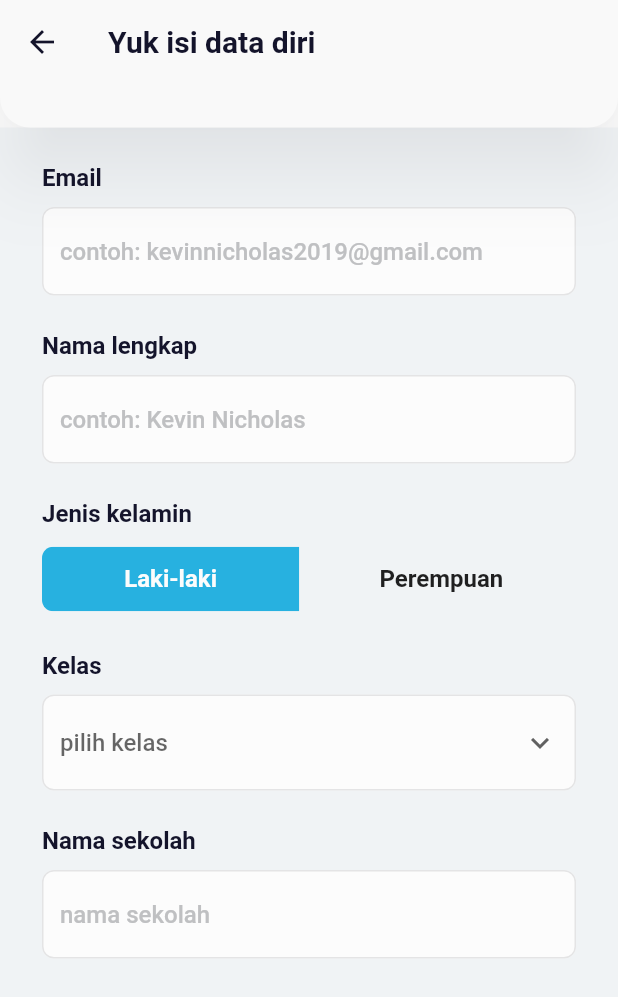
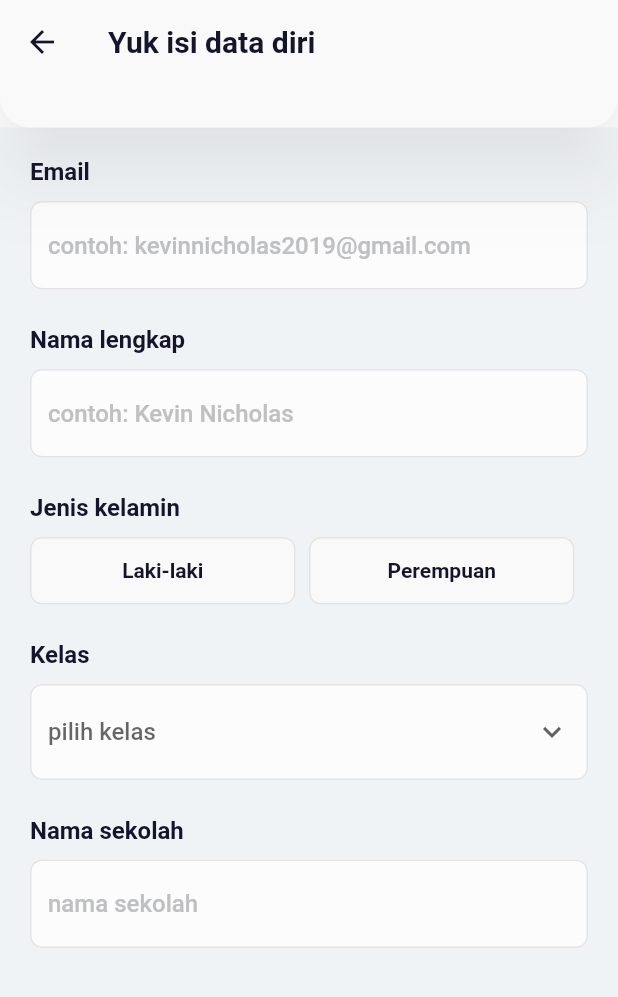
Before and after one commit to kevinnicholas2019/flutter-final-project-edspert, a Flutter app: the screen it shows after launch, on a phone screen of 412 x 824 dp. Shown: the top 997 px of the screen. Run offline on Flutter 3.47's test engine with Material 2 defaults, Android fonts, the phone set to English and light mode, and no system bars; our stand-ins replace flutter_bloc; Roboto replaces fonts that are missing (Poppins).

Commit message:
add toggle widget and bloc

```diff
--- /dev/null
+++ b/lib/application/utils/toggle/toggle_bloc.dart
@@ -0,0 +1,14 @@
+import 'package:flutter/material.dart';
+import 'package:flutter_bloc/flutter_bloc.dart';
+
+part 'toggle_event.dart';
+part 'toggle_state.dart';
+
+class ToggleBloc extends Bloc<ToggleEvent, ToggleState> {
+  ToggleBloc(Map<String, bool> values) : super(ToggleInitial(values)) {
+    on<ToggleEventOnPressed>((event, emit) {
+      emit(ToggleChange(state.values, event.keyPressed));
+      emit(ToggleInitial(state.values));
+    });
+  }
+}
--- /dev/null
+++ b/lib/application/utils/toggle/toggle_event.dart
@@ -0,0 +1,10 @@
+part of 'toggle_bloc.dart';
+
+@immutable
+abstract class ToggleEvent {}
+
+class ToggleEventOnPressed implements ToggleEvent {
+  final String keyPressed;
+
+  ToggleEventOnPressed(this.keyPressed);
+}
--- /dev/null
+++ b/lib/application/utils/toggle/toggle_state.dart
@@ -0,0 +1,23 @@
+part of 'toggle_bloc.dart';
+
+@immutable
+abstract class ToggleState {
+  final Map<String, bool> values;
+
+  const ToggleState(this.values);
+}
+
+class ToggleInitial extends ToggleState {
+  const ToggleInitial(super.values);
+}
+
+class ToggleChange extends ToggleState {
+  final String keyPressed;
+
+  ToggleChange(Map<String, bool> values, this.keyPressed)
+      : super(
+          values.map(
+            (key, value) => MapEntry(key, key == keyPressed),
+          ),
+        );
+}
--- a/lib/presentation/app_widget.dart
+++ b/lib/presentation/app_widget.dart
@@ -1,4 +1,5 @@
 import 'package:final_project_edspert/presentation/router/router_app.dart';
+import 'package:final_project_edspert/presentation/utils/border_app.dart';
 import 'package:final_project_edspert/presentation/utils/colors_app.dart';
 import 'package:flutter/material.dart';
 import 'package:flutter/services.dart';
@@ -26,7 +27,7 @@ class AppWidget extends StatelessWidget {
           filled: true,
           fillColor: ColorsApp.offWhite,
           border: OutlineInputBorder(
-            borderRadius: BorderRadius.circular(8.0),
+            borderRadius: BorderApp.radius,
             borderSide: BorderSide(color: ColorsApp.line, width: 1.0),
           ),
         ),
--- a/lib/presentation/pages/auth/login/login_page.dart
+++ b/lib/presentation/pages/auth/login/login_page.dart
@@ -11,7 +11,7 @@ class LoginPage extends StatelessWidget {
     return Scaffold(
       body: ListView(
         padding: const EdgeInsets.symmetric(
-          horizontal: 32.0,
+          horizontal: 20.0,
           vertical: 20.0,
         ),
         children: [
--- a/lib/presentation/pages/auth/register/register_page.dart
+++ b/lib/presentation/pages/auth/register/register_page.dart
@@ -1,5 +1,6 @@
 import 'package:final_project_edspert/presentation/pages/auth/register/widgets/dropdown_form_field_widget.dart';
 import 'package:final_project_edspert/presentation/pages/auth/register/widgets/text_form_field_widget.dart';
+import 'package:final_project_edspert/presentation/pages/auth/register/widgets/toggle_widget.dart';
 import 'package:final_project_edspert/presentation/utils/colors_app.dart';
 import 'package:final_project_edspert/presentation/utils/text_style_app.dart';
 import 'package:flutter/material.dart';
@@ -33,7 +34,7 @@ class RegisterPage extends StatelessWidget {
       ),
       body: Container(
           color: const Color(0xFFF0F3F5),
-          padding: const EdgeInsets.symmetric(horizontal: 28, vertical: 24),
+          padding: const EdgeInsets.symmetric(horizontal: 20, vertical: 20),
           child: ListView(
             children: [
               const FormFieldWidget(
@@ -62,50 +63,12 @@ class RegisterPage extends StatelessWidget {
               const SizedBox(
                 height: 10,
               ),
-              ToggleButtons(
-                textStyle: TextStyleApp.largeTextDefault.copyWith(
-                  fontSize: 16,
-                  fontWeight: FontWeight.w600,
-                ),
-                fillColor: ColorsApp.secondary,
-                selectedColor: ColorsApp.offWhite,
-                hoverColor: ColorsApp.secondary.withOpacity(0.15),
-                borderColor: ColorsApp.line,
-                borderRadius: BorderRadius.circular(8.0),
-                constraints: const BoxConstraints(
-                  minWidth: 9.02,
-                  minHeight: 0,
-                ),
-                renderBorder: false,
-                children: [
-                  Container(
-                    width: (MediaQuery.of(context).size.width - 60) / 2 -
-                        (9.02 / 2),
-                    padding: EdgeInsets.all(12),
-                    child: Text(
-                      'Laki-laki',
-                      textAlign: TextAlign.center,
-                    ),
-                  ),
-                  SizedBox(
-                    width: 0,
-                  ),
-                  Container(
-                    width: (MediaQuery.of(context).size.width - 60) / 2 -
-                        (9.02 / 2),
-                    padding: EdgeInsets.all(12),
-                    child: Text(
-                      'Perempuan',
-                      textAlign: TextAlign.center,
-                    ),
-                  ),
-                ],
-                isSelected: [
-                  true,
-                  false,
-                  false,
-                ],
-                onPressed: (index) => {},
+              const SizedBox(
+                height: 45,
+                child: ToggleWidget(values: {
+                  'Laki-laki': false,
+                  'Perempuan': false,
+                }),
               ),
               const SizedBox(
                 height: 24,
@@ -124,9 +87,7 @@ class RegisterPage extends StatelessWidget {
                   'SMA 3 IPS',
                 ],
                 value: '',
-                onChanged: (String? value) {
-                  print(value);
-                },
+                onChanged: (String? value) {},
               ),
               const SizedBox(
                 height: 24,
--- a/lib/presentation/pages/auth/register/widgets/dropdown_form_field_widget.dart
+++ b/lib/presentation/pages/auth/register/widgets/dropdown_form_field_widget.dart
@@ -1,3 +1,4 @@
+import 'package:final_project_edspert/presentation/utils/border_app.dart';
 import 'package:final_project_edspert/presentation/utils/colors_app.dart';
 import 'package:final_project_edspert/presentation/utils/text_style_app.dart';
 import 'package:flutter/material.dart';
@@ -53,7 +54,7 @@ class DropdownFormFieldWidget extends StatelessWidget {
             enabledBorder: Theme.of(context).inputDecorationTheme.border,
           ),
           icon: const Icon(Icons.keyboard_arrow_down),
-          borderRadius: BorderRadius.circular(8.0),
+          borderRadius: BorderApp.radius,
           items: items.map((String items) {
             return DropdownMenuItem(
               value: items,
--- /dev/null
+++ b/lib/presentation/pages/auth/register/widgets/toggle_widget.dart
@@ -0,0 +1,105 @@
+import 'package:final_project_edspert/application/utils/toggle/toggle_bloc.dart';
+import 'package:final_project_edspert/presentation/utils/border_app.dart';
+import 'package:final_project_edspert/presentation/utils/colors_app.dart';
+import 'package:final_project_edspert/presentation/utils/text_style_app.dart';
+import 'package:flutter/material.dart';
+import 'package:flutter_bloc/flutter_bloc.dart';
+
+class ToggleWidget extends StatelessWidget {
+  final Map<String, bool> values;
+
+  const ToggleWidget({super.key, required this.values});
+
+  @override
+  Widget build(BuildContext context) {
+    final ToggleBloc bloc = ToggleBloc(values);
+
+    return BlocBuilder<ToggleBloc, ToggleState>(
+      bloc: bloc,
+      builder: (context, state) {
+        if (state is ToggleInitial) {
+          return Row(
+            mainAxisAlignment: MainAxisAlignment.center,
+            crossAxisAlignment: CrossAxisAlignment.stretch,
+            children: [
+              ...[
+                for (var entry in state.values.entries) ...[
+                  Expanded(
+                    child: TextButton(
+                      onPressed: () => !entry.value
+                          ? bloc.add(ToggleEventOnPressed(entry.key))
+                          : () {}(),
+                      style: ButtonStyle(
+                        padding: const MaterialStatePropertyAll(
+                          EdgeInsets.all(12),
+                        ),
+                        shape: MaterialStatePropertyAll(
+                          RoundedRectangleBorder(
+                            side: BorderSide(
+                              width: 1,
+                              color: ColorsApp.line,
+                            ),
+                            borderRadius: BorderApp.radius,
+                          ),
+                        ),
+                        overlayColor: MaterialStateColor.resolveWith(
+                          (states) {
+                            const Set<MaterialState> interactiveStates =
+                                <MaterialState>{
+                              MaterialState.pressed,
+                            };
+
+                            final coloring = entry.value
+                                ? ColorsApp.background
+                                : ColorsApp.secondary;
+
+                            if (states.any(interactiveStates.contains)) {
+                              return coloring.withOpacity(0.375);
+                            }
+                            return coloring.withOpacity(0.25);
+                          },
+                        ),
+                        iconColor: MaterialStateColor.resolveWith(
+                          (states) {
+                            return Colors.black.withOpacity(0.5);
+                          },
+                        ),
+                        backgroundColor: MaterialStatePropertyAll(
+                          entry.value
+                              ? ColorsApp.secondary
+                              : ColorsApp.background,
+                        ),
+                        textStyle: MaterialStatePropertyAll(
+                          TextStyleApp.titleDefault18.copyWith(
+                            fontSize: 17,
+                          ),
+                        ),
+                      ),
+                      child: Text(
+                        entry.key,
+                        overflow: TextOverflow.ellipsis,
+                        textAlign: TextAlign.center,
+                        style: TextStyleApp.largeTextDefault.copyWith(
+                          fontSize: 14,
+                          color: !entry.value
+                              ? ColorsApp.titleActive
+                              : ColorsApp.offWhite,
+                        ),
+                      ),
+                    ),
+                  ),
+                  if (state.values.entries.last != entry)
+                    const SizedBox(width: 9.02),
+                ],
+              ],
+            ],
+          );
+        }
+
+        return Row(
+          children: const [],
+        );
+      },
+    );
+  }
+}
--- /dev/null
+++ b/lib/presentation/utils/border_app.dart
@@ -0,0 +1,5 @@
+import 'package:flutter/material.dart';
+
+class BorderApp {
+  static final radius = BorderRadius.circular(8.0);
+}
--- a/pubspec.yaml
+++ b/pubspec.yaml
@@ -35,6 +35,7 @@ dependencies:
   # Use with the CupertinoIcons class for iOS style icons.
   cupertino_icons: ^1.0.2
   hive: ^2.2.3
+  flutter_bloc: ^8.1.2
 
 dev_dependencies:
   flutter_test:
```
Also changed, not shown: pubspec.lock.
